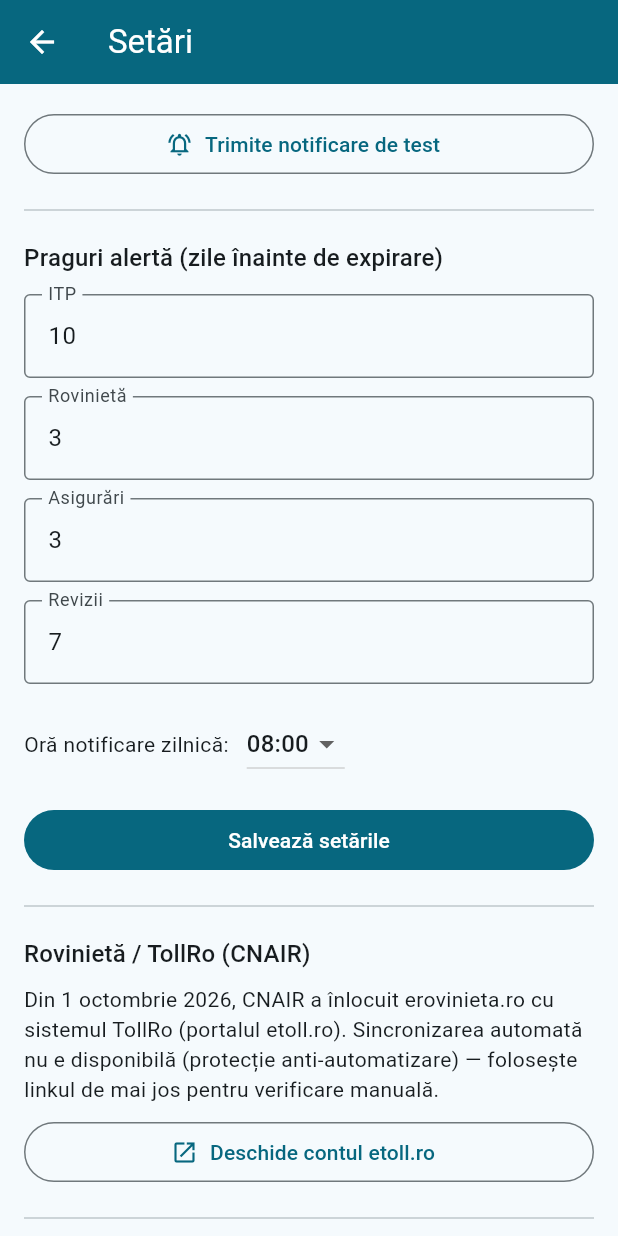
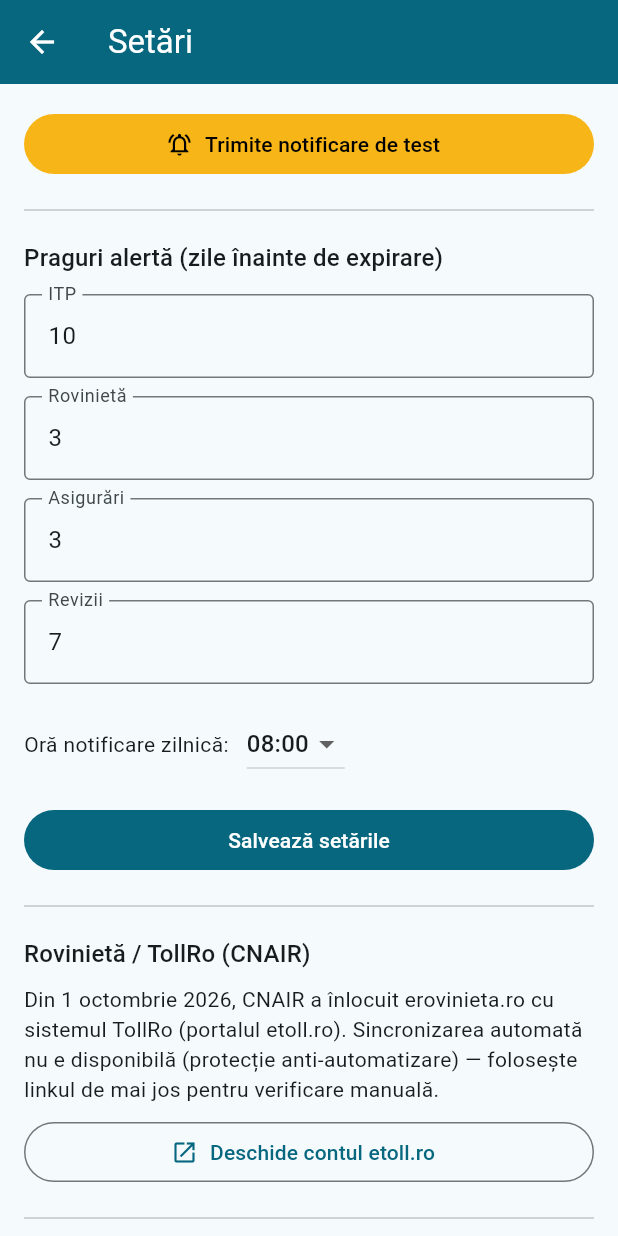
Before and after one commit to kappado2000/evidenta-vehicule, a Flutter app: the SetariScreen screen opened directly, on a phone screen of 412 x 824 dp. Run offline on Flutter 3.47's test engine with Material 3 defaults, Android fonts, the phone set to English and light mode, and no system bars; our stand-ins replace cloud_firestore, cloud_functions, file_picker, firebase_auth, firebase_core, firebase_messaging and 4 more; missing offline and left inert: google_mlkit_text_recognition; accounts and stored records are empty; network calls fail; statements that could not run were skipped.

Commit message:
Colorează galben (gradient capsulă MedRO) butonul de test și antetele ITP/Rovinietă/Asigurări/Revizii
Gradient + contur închis + umbră, identic cu degrade-ul capsulei din
iconița MedRO (tool/icon_variante.py), pentru efect 3D vizibil.

Co-Authored-By: Claude Sonnet 5 <noreply@anthropic.com>

```diff
--- a/lib/screens/setari/setari_screen.dart
+++ b/lib/screens/setari/setari_screen.dart
@@ -133,13 +133,21 @@ class _SetariScreenState extends State<SetariScreen> {
                   ),
                 ),
               ),
-            OutlinedButton.icon(
+            FilledButton.icon(
+              style: FilledButton.styleFrom(
+                // Galbenul capsulei din iconița MedRO (tool/icon_variante.py).
+                backgroundColor: const Color(0xFFF7B518),
+                foregroundColor: Colors.black,
+              ),
               onPressed: _seTrimiteTest ? null : _trimiteNotificareTest,
               icon: _seTrimiteTest
                   ? const SizedBox(
                       width: 16,
                       height: 16,
-                      child: CircularProgressIndicator(strokeWidth: 2),
+                      child: CircularProgressIndicator(
+                        strokeWidth: 2,
+                        color: Colors.black,
+                      ),
                     )
                   : const Icon(Icons.notifications_active_outlined),
               label: const Text('Trimite notificare de test'),
```
Also changed, not shown: lib/screens/vehicule/vehicul_detaliu_screen.dart (+19 -34 lines).
